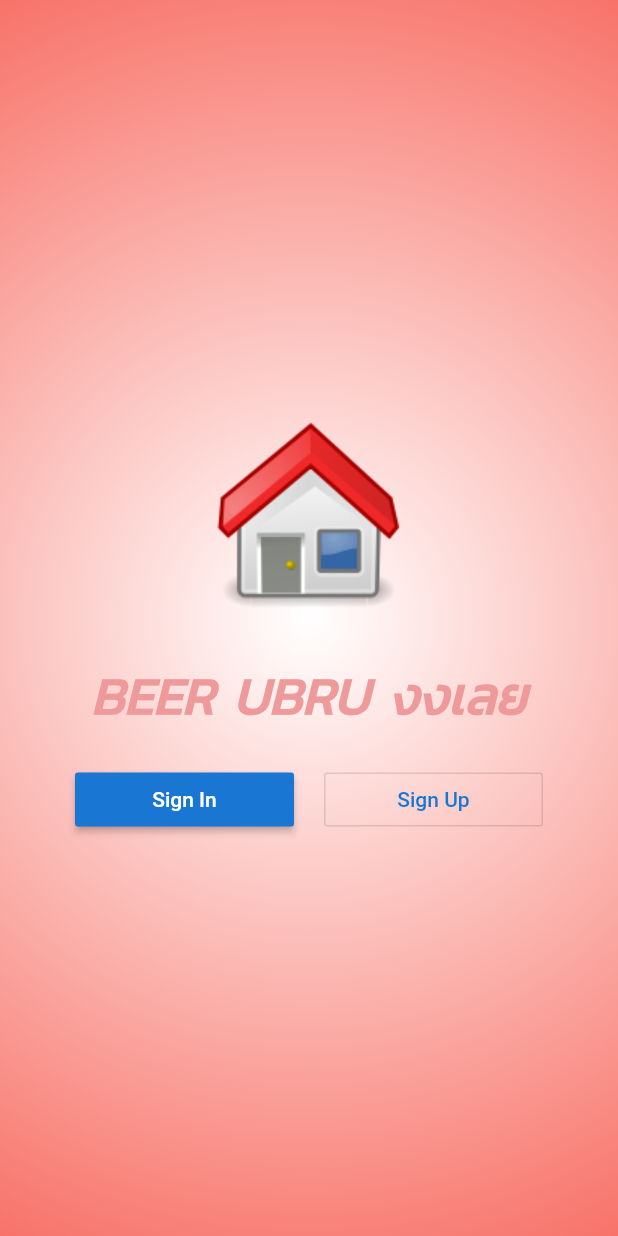
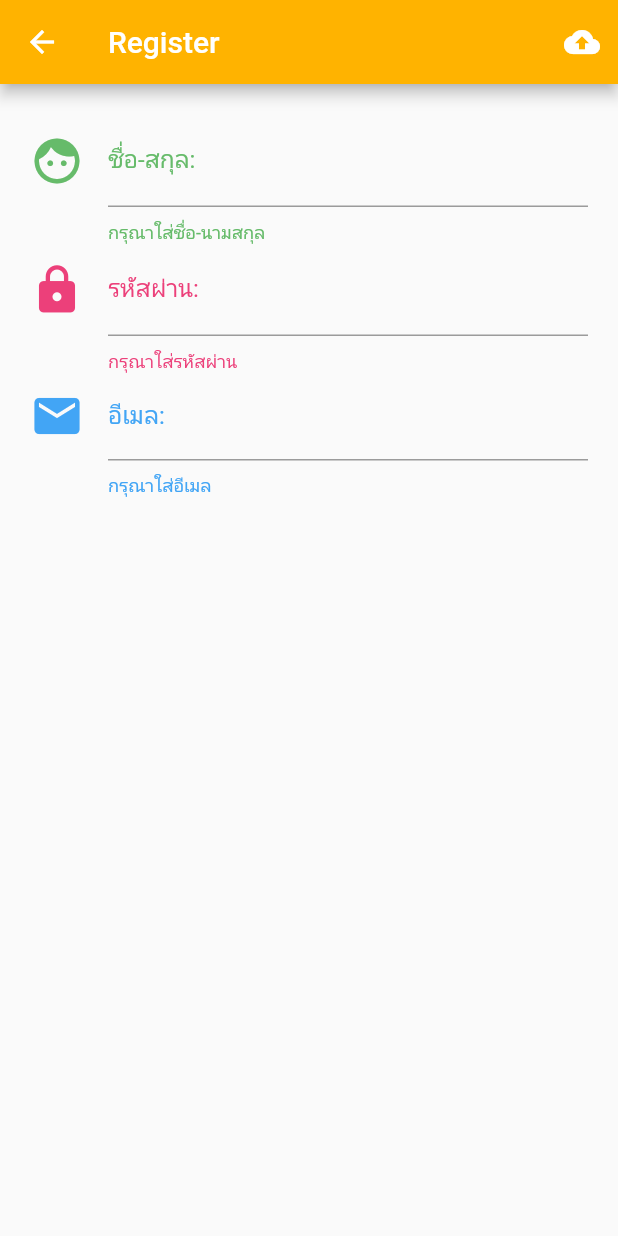
Before and after one commit to piyawatbeer/BEERUBRU, a Flutter app: the screen it shows after launch, after a tap on "Sign Up", on a phone screen of 412 x 824 dp. Run offline on Flutter 3.47's test engine with Material 2 defaults, Android fonts, the phone set to English and light mode, and no system bars.

Commit message:
day 2 form register and validate

```diff
--- a/lib/main.dart
+++ b/lib/main.dart
@@ -1,5 +1,6 @@
 import 'package:beer_ubru/screens/home.dart';
 import 'package:flutter/material.dart';
+import 'package:flutter/services.dart';
 
 void main() {
   runApp(MyApp());
@@ -8,7 +9,12 @@ void main() {
 class MyApp extends StatelessWidget {
   @override
   Widget build(BuildContext context) {
+    SystemChrome.setPreferredOrientations([
+      DeviceOrientation.portraitUp,
+      DeviceOrientation.portraitDown,
+    ]);
     return MaterialApp(
+      debugShowCheckedModeBanner: false,
       home: Home(),
     );
   }
--- a/lib/screens/home.dart
+++ b/lib/screens/home.dart
@@ -1,3 +1,4 @@
+import 'package:beer_ubru/screens/register.dart';
 import 'package:flutter/material.dart';
 
 class Home extends StatefulWidget {
@@ -37,7 +38,12 @@ class _HomeState extends State<Home> {
           'Sign Up',
           style: TextStyle(color: Colors.blue.shade700),
         ),
-        onPressed: () {},
+        onPressed: () {
+          print('You Click SignUp');
+
+          MaterialPageRoute materialPageRoute = MaterialPageRoute(builder: (BuildContext context)=>Register());
+          Navigator.of(context).push(materialPageRoute);
+        },
       ),
     );
   }
@@ -68,7 +74,20 @@ class _HomeState extends State<Home> {
 
   Widget showAppName() {
     return Text(
-      'BEER UBRU งงเลย',
+      'BEER UBRU',
+      style: TextStyle(
+        fontSize: 35.0,
+        fontWeight: FontWeight.bold,
+        fontStyle: FontStyle.italic,
+        color: Colors.red[200],
+        fontFamily: 'Kanit',
+      ),
+    );
+  }
+
+  Widget showAppPhone() {
+    return Text(
+      'Tel: 0874487882',
       style: TextStyle(
         fontSize: 35.0,
         fontWeight: FontWeight.bold,
@@ -85,7 +104,8 @@ class _HomeState extends State<Home> {
         body: Container(
       decoration: BoxDecoration(
           gradient: RadialGradient(
-        colors: [Colors.white, Colors.red],radius: 1.5,
+        colors: [Colors.white, Colors.red],
+        radius: 1.5,
         center: Alignment.center,
       )),
       child: Column(
@@ -95,6 +115,8 @@ class _HomeState extends State<Home> {
             mySizebox(),
             showAppName(),
             mySizebox(),
+            showAppPhone(),
+            mySizebox(),
             showButton(),
           ]),
     ));
--- /dev/null
+++ b/lib/screens/register.dart
@@ -0,0 +1,135 @@
+import 'package:flutter/material.dart';
+
+class Register extends StatefulWidget {
+  @override
+  _RegisterState createState() => _RegisterState();
+}
+
+class _RegisterState extends State<Register> {
+  // Explicit
+  Color nameColor = Colors.green.shade400;
+  Color emailColor = Colors.blue.shade400;
+  Color passwordColor = Colors.pink.shade400;
+  final formKey = GlobalKey<FormState>();
+  String nameString, emailString, passwordString;
+
+  //method
+
+  Widget nameText() {
+    return TextFormField(
+      decoration: InputDecoration(
+        icon: Icon(
+          Icons.face,
+          size: 36.0,
+          color: nameColor,
+        ),
+        labelText: 'ชื่อ-สกุล:',
+        labelStyle: TextStyle(color: nameColor),
+        helperText: 'กรุณาใส่ชื่อ-นามสกุล',
+        helperStyle: TextStyle(color: nameColor),
+        hintText: 'กรอกภาษาอังกฤษเท่านั้น',
+      ),
+      validator: (String value) {
+        if (value.isEmpty) {
+          return 'กรุณากรอกชื่อ-นามสกุล';
+        } else {
+          return null;
+        }
+      },
+      onSaved: (String value) {
+        nameString = value;
+      },
+    );
+  }
+
+  Widget passwordText() {
+    return TextFormField(
+      decoration: InputDecoration(
+        icon: Icon(
+          Icons.lock,
+          size: 36.0,
+          color: passwordColor,
+        ),
+        labelText: 'รหัสผ่าน:',
+        labelStyle: TextStyle(color: passwordColor),
+        helperText: 'กรุณาใส่รหัสผ่าน',
+        helperStyle: TextStyle(color: passwordColor),
+        hintText: 'ใส่มากกว่า 6 ตัวอักษร',
+      ),
+      validator: (value) {
+        if (value.length < 6) {
+          return 'กรุณากรอกมากกว่า 6 ตัวอักษร';
+        } else {
+          return null;
+        }
+      },
+      onSaved: (String value) {
+        passwordString = value;
+      },
+    );
+  }
+
+  Widget emailText() {
+    return TextFormField(
+      keyboardType: TextInputType.emailAddress,
+      decoration: InputDecoration(
+        icon: Icon(
+          Icons.email,
+          size: 36.0,
+          color: emailColor,
+        ),
+        labelText: 'อีเมล:',
+        labelStyle: TextStyle(color: emailColor),
+        helperText: 'กรุณาใส่อีเมล',
+        helperStyle: TextStyle(color: emailColor),
+        hintText: 'abc@asd.com',
+      ),
+      validator: (String value) {
+        if (!((value.contains('@')) && (value.contains('.')))) {
+          return 'กรุณากรอกอีเมลให้ถูกต้อง';
+        } else {
+          return null;
+        }
+      },
+      onSaved: (String value) {
+        emailString = value;
+      },
+    );
+  }
+
+  Widget registerButton() {
+    return IconButton(
+      icon: Icon(Icons.cloud_upload),
+      onPressed: () {
+        if (formKey.currentState.validate()) {
+          formKey.currentState.save();
+          print('name = $nameString, email = $emailString, password = $passwordString ');
+        }
+      },
+    );
+  }
+
+  @override
+  Widget build(BuildContext context) {
+    return Scaffold(
+      appBar: AppBar(
+        backgroundColor: Color.fromARGB(0xFF, 0xFF, 0xB3, 0x00),
+        title: Text('Register'),
+        actions: <Widget>[
+          registerButton(),
+        ],
+      ),
+      body: Form(
+        key: formKey,
+        child: ListView(
+          padding: EdgeInsets.only(left: 20.0, right: 20.0, top: 20.0),
+          children: <Widget>[
+            nameText(),
+            passwordText(),
+            emailText(),
+          ],
+        ),
+      ),
+    );
+  }
+}
```
